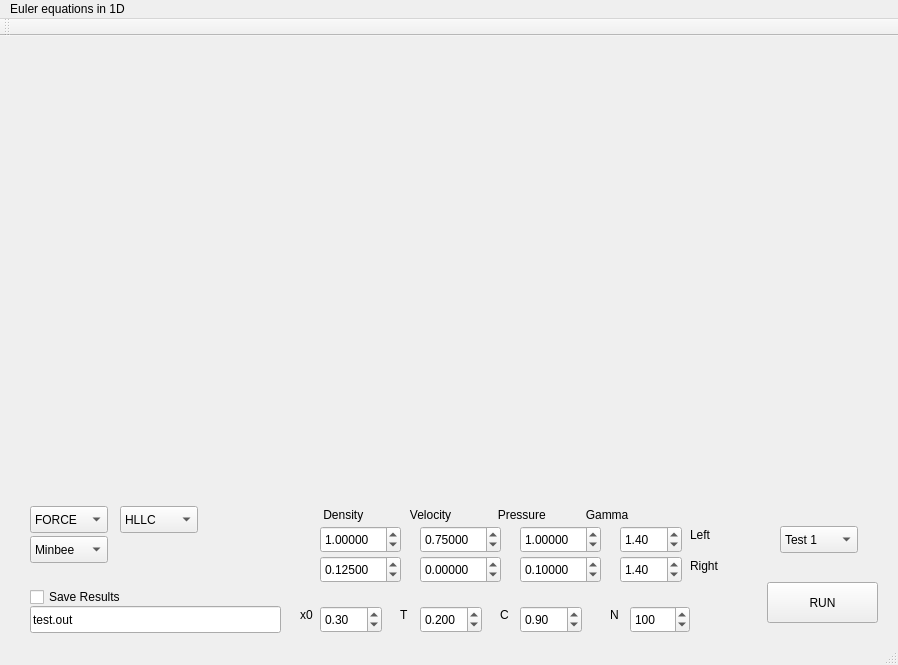
Qt form SingleMaterial/mainwindow.ui (knutsvk/GhostFluid) before a commit.
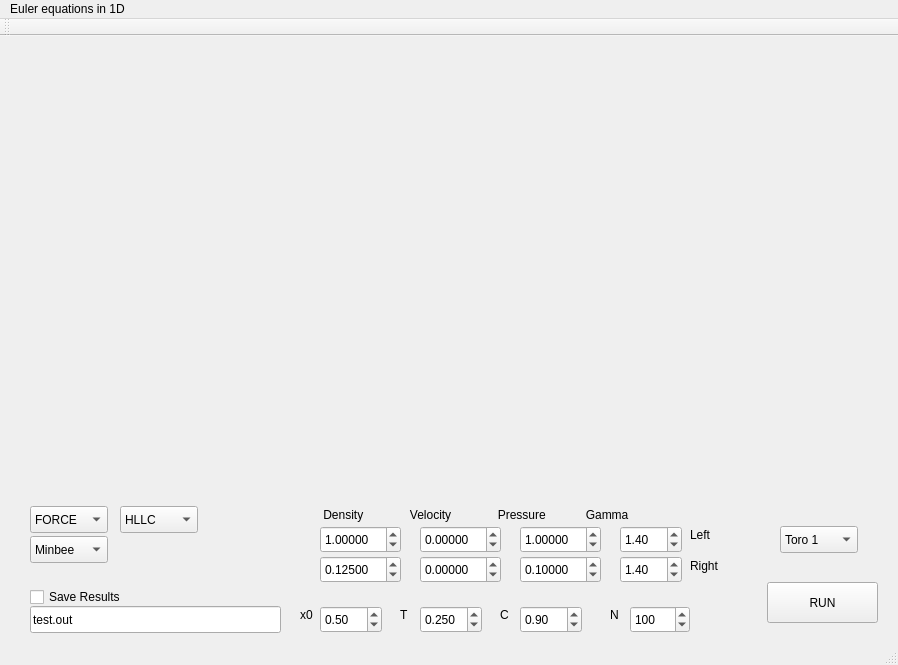
The same form after that commit. Custom widgets are drawn as their Qt base class.

Diff of the .ui file:
```diff
--- a/SingleMaterial/mainwindow.ui
+++ b/SingleMaterial/mainwindow.ui
@@ -78,7 +78,7 @@
     </property>
     <item>
      <property name="text">
-      <string>Test 1</string>
+      <string>Toro 1</string>
      </property>
     </item>
     <item>
@@ -220,7 +220,7 @@
      <double>100.000000000000000</double>
     </property>
     <property name="value">
-     <double>0.750000000000000</double>
+     <double>0.000000000000000</double>
     </property>
    </widget>
    <widget class="QDoubleSpinBox" name="pL">
@@ -465,7 +465,7 @@
      <double>0.005000000000000</double>
     </property>
     <property name="value">
-     <double>0.200000000000000</double>
+     <double>0.250000000000000</double>
     </property>
    </widget>
    <widget class="QLabel" name="label_6">
@@ -500,7 +500,7 @@
      <double>0.100000000000000</double>
     </property>
     <property name="value">
-     <double>0.300000000000000</double>
+     <double>0.500000000000000</double>
     </property>
    </widget>
    <widget class="QLabel" name="label_7">
```
Left out of the diff: 13 changed lines with no effect on the pictures.
